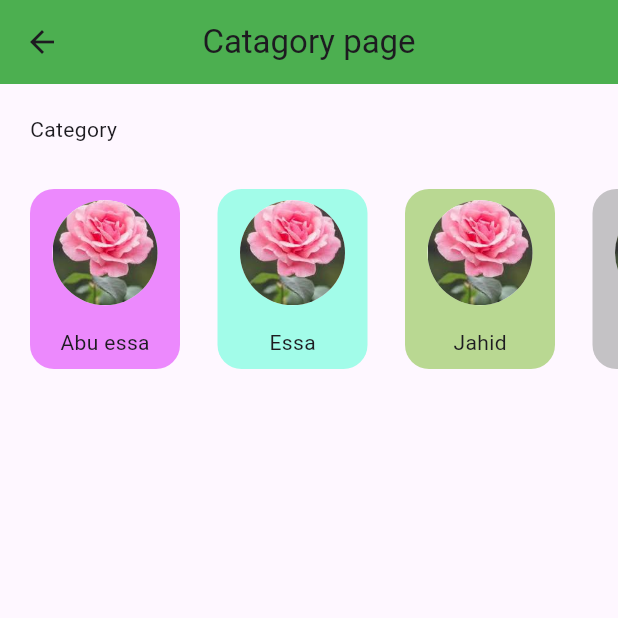
After one commit to MdAbuessa/Essential-Code, a Flutter app: the screen it shows after launch, after a tap on "Register", after a tap on "Catagory Show Page", on a phone screen of 412 x 824 dp, the top half of it. The commit adds this screen. Run offline on Flutter 3.47's test engine with Material 3 defaults, Android fonts, the phone set to English and light mode, and no system bars; our stand-ins replace flutter_svg, percent_indicator.

Commit message:
text and image show by model

```diff
--- /dev/null
+++ b/lib/catagory_show.dart
@@ -0,0 +1,72 @@
+import 'package:flutter/material.dart';
+import 'package:flutter_svg/flutter_svg.dart';
+import 'package:media_query/models/category_model.dart';
+
+class CatagoryShow extends StatefulWidget {
+  CatagoryShow({super.key});
+
+  @override
+  State<CatagoryShow> createState() => _CatagoryShowState();
+}
+
+class _CatagoryShowState extends State<CatagoryShow> {
+  List<CategoryModel> categories = [];
+
+  void _getCategories() {
+    categories = CategoryModel.getCategories();
+  }
+
+  @override
+  void initState() {
+    _getCategories();
+  }
+
+  @override
+  Widget build(BuildContext context) {
+    _getCategories();
+    return Scaffold(
+      appBar: AppBar(
+        title: Text('Catagory page'),
+        backgroundColor: Colors.green,
+        centerTitle: true,
+      ),
+      body: Column(
+        crossAxisAlignment: CrossAxisAlignment.start,
+        children: [
+          Padding(padding: const EdgeInsets.all(20.0), child: Text('Category')),
+          SizedBox(height: 10),
+          Container(
+            height: 120,
+
+            child: ListView.separated(
+              itemCount: categories.length,
+              scrollDirection: Axis.horizontal,
+              padding: EdgeInsets.only(left: 20, right: 20),
+              separatorBuilder: (context, index) => SizedBox(width: 25),
+              itemBuilder: (context, index) {
+                return Container(
+                  width: 100,
+                  decoration: BoxDecoration(
+                    color: categories[index].boxColor.withOpacity(0.6),
+                    borderRadius: BorderRadius.circular(16),
+                  ),
+                  child: Column(
+                    mainAxisAlignment: MainAxisAlignment.spaceAround,
+                    children: [
+                      CircleAvatar(
+                        radius: 35, // Half of 50 (width/height)
+                        backgroundColor: Colors.white,
+                        backgroundImage: AssetImage(categories[index].iconPath),
+                      ),
+                      Text(categories[index].name),
+                    ],
+                  ),
+                );
+              },
+            ),
+          ),
+        ],
+      ),
+    );
+  }
+}
--- a/lib/main.dart
+++ b/lib/main.dart
@@ -1,7 +1,9 @@
 import 'package:flutter/material.dart';
 import 'package:flutter/services.dart';
+import 'package:media_query/catagory_show.dart';
 import 'package:media_query/container_color_change.dart';
 import 'package:media_query/container_inkwell.dart';
+import 'package:media_query/form_data_show.dart';
 
 void main() {
   runApp(const MyApp());
@@ -176,10 +178,21 @@ class _RegFormState extends State<RegForm> {
                     ElevatedButton(
                       onPressed: () {
                         if (_formKey.currentState!.validate()) {
-                          setState(() {
-                            _userData =
-                                "Name : ${_nameController.text}\nEmail:  ${_emailController.text}\nPhone Number : ${_phoneController.text}";
-                          });
+                          // setState(() {
+                          //   _userData =
+                          //       "Name : ${_nameController.text}\nEmail:  ${_emailController.text}\nPhone Number : ${_phoneController.text}";
+                          // });
+                          Navigator.push(
+                            context,
+                            MaterialPageRoute(
+                              builder:
+                                  (context) => FormDataShow(
+                                    name: _nameController.text,
+                                    email: _emailController.text,
+                                    phone: _phoneController.text,
+                                  ),
+                            ),
+                          );
                         }
                       },
                       child: Text('Register'),
@@ -211,6 +224,17 @@ class _RegFormState extends State<RegForm> {
                 },
                 child: Text('Prograss abnd card page'),
               ),
+              SizedBox(height: 20),
+
+              ElevatedButton(
+                onPressed: () {
+                  Navigator.push(
+                    context,
+                    MaterialPageRoute(builder: (context) => CatagoryShow()),
+                  );
+                },
+                child: Text('Catagory Show Page'),
+              ),
             ],
           ),
         ),
--- /dev/null
+++ b/lib/models/category_model.dart
@@ -0,0 +1,46 @@
+import 'package:flutter/material.dart';
+
+class CategoryModel {
+  String name;
+  String iconPath;
+  Color boxColor;
+  CategoryModel({
+    required this.name,
+    required this.iconPath,
+    required this.boxColor,
+  });
+  static List<CategoryModel> getCategories() {
+    List<CategoryModel> category = [];
+
+    category.add(
+      CategoryModel(
+        name: 'Abu essa',
+        boxColor: Colors.purpleAccent,
+        iconPath: 'assets/icons/flower.jpg',
+      ),
+    );
+    category.add(
+      CategoryModel(
+        name: 'Essa',
+        iconPath: 'assets/icons/flower.jpg',
+        boxColor: Colors.tealAccent,
+      ),
+    );
+    category.add(
+      CategoryModel(
+        name: 'Jahid',
+        iconPath: 'assets/icons/flower.jpg',
+        boxColor: Colors.lightGreen,
+      ),
+    );
+    category.add(
+      CategoryModel(
+        name: 'Rahim',
+        iconPath: 'assets/icons/flower.jpg',
+        boxColor: Colors.grey,
+      ),
+    );
+
+    return category;
+  }
+}
```
Also changed, not shown: lib/form_data_show.dart (added, +83 -0 lines), pubspec.yaml (+5 -3 lines), assets/icons/flower.jpg (added), pubspec.lock.
